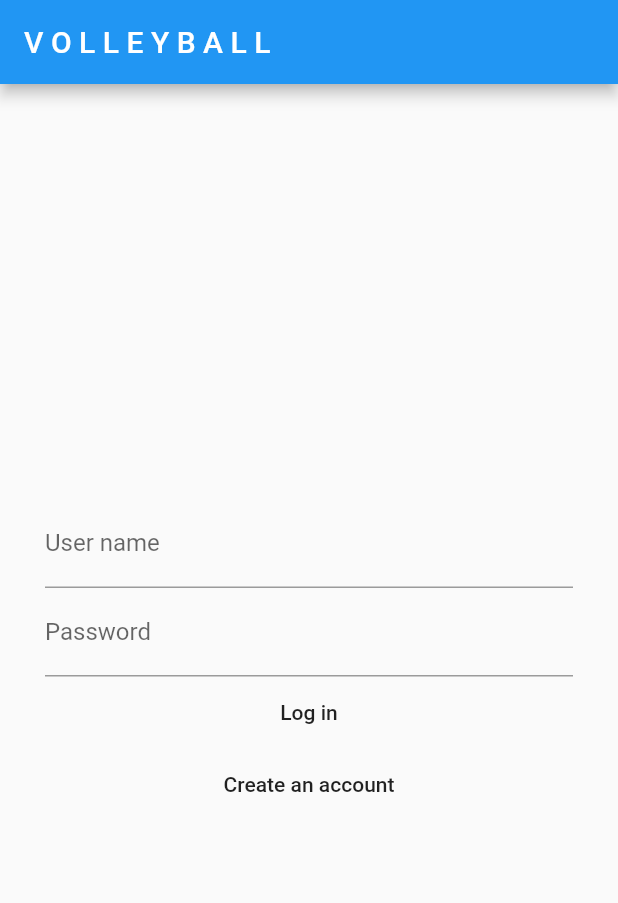
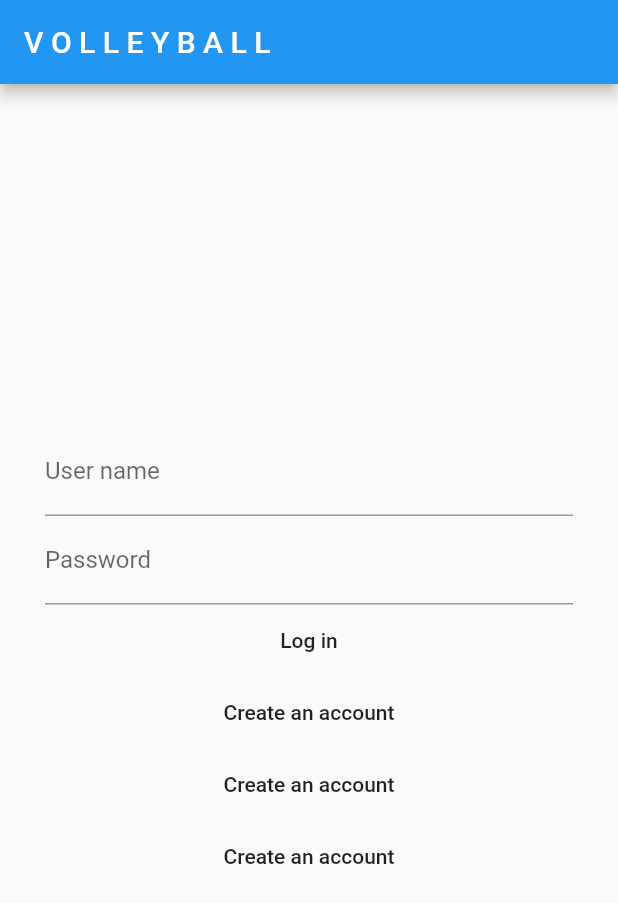
Before and after one commit to 111016032/temp, a Flutter app: the screen it shows after launch, on a phone screen of 412 x 824 dp. Shown: the top 903 px of the screen. Run offline on Flutter 3.47's test engine with Material 2 defaults, Android fonts, the phone set to English and light mode, and no system bars.

Commit message:
materialbutton

```diff
--- a/lib/view/login_page.dart
+++ b/lib/view/login_page.dart
@@ -48,6 +48,18 @@ class _LoginPageState extends State<LoginPage> {
               ),
               //OutlinedButton(onPressed: () {}, child: Text('create an account')),
 
+              MaterialButton(
+                onPressed: (){},
+                child: Text('Create an account'),
+              ),
+              //OutlinedButton(onPressed: () {}, child: Text('create an account')),
+
+              MaterialButton(
+                onPressed: (){},
+                child: Text('Create an account'),
+              ),
+              //OutlinedButton(onPressed: () {}, child: Text('create an account')),
+
             ],
           ),
         ),
```
